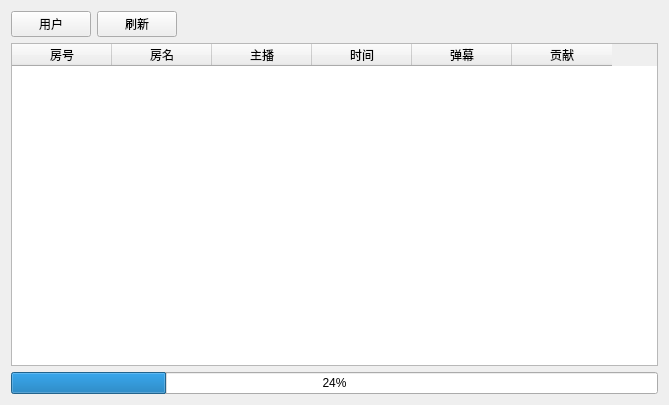
Old version of the form widgets/catchyouwidget.ui in the repository iwxyi/Bilibili-MagicalDanmaku.
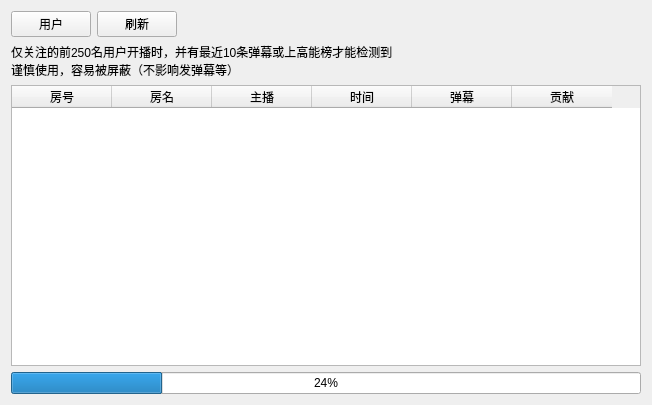
New version of the form.

Commit message: 添加跑骚抓人限制说明

```diff
--- a/widgets/catchyouwidget.ui
+++ b/widgets/catchyouwidget.ui
@@ -6,7 +6,7 @@
    <rect>
     <x>0</x>
     <y>0</y>
-    <width>669</width>
+    <width>652</width>
     <height>405</height>
    </rect>
   </property>
@@ -45,6 +45,14 @@
      </item>
     </layout>
    </item>
+   <item>
+    <widget class="QLabel" name="label">
+     <property name="text">
+      <string>仅关注的前250名用户开播时，并有最近10条弹幕或上高能榜才能检测到
+谨慎使用，容易被屏蔽（不影响发弹幕等）</string>
+     </property>
+    </widget>
+   </item>
    <item>
     <widget class="QTableWidget" name="tableWidget">
      <property name="contextMenuPolicy">
```
The commit also changes 1 other file.
